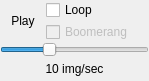
The window that starviewer/src/core/qcinecontrollerbase.ui (starviewer-medical/starviewer) describes before a commit, drawn with Qt 5.
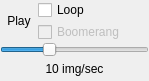
The same window after the commit. Icons and pictures are not drawn.

Commit message: ENH: Remove minimum size of the play button to allow reduction in low resolution scenarios.

Diff of the .ui file:
```diff
--- a/starviewer/src/core/qcinecontrollerbase.ui
+++ b/starviewer/src/core/qcinecontrollerbase.ui
@@ -30,12 +30,6 @@
      </property>
      <item>
       <widget class="QToolButton" name="m_playToolButton">
-       <property name="minimumSize">
-        <size>
-         <width>46</width>
-         <height>0</height>
-        </size>
-       </property>
        <property name="text">
         <string>Play</string>
        </property>
```
